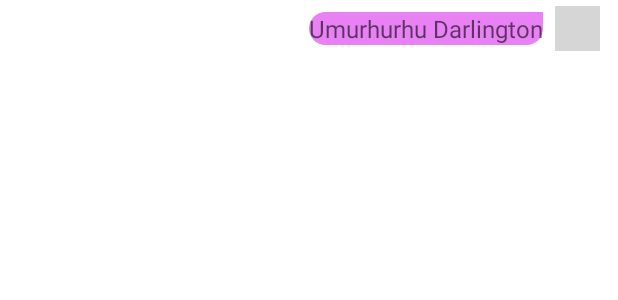
After one commit to Laurentdarl/Lets-Chat, an Android app: the layout right_chat.xml on its own in the app's theme, with its tools: preview values and no code run, on a phone screen of 412 x 824 dp. The commit adds this screen. Shown: the top 300 px of the screen. Run offline under Robolectric (Android 15) with nearby library versions, the phone set to English and light mode, and no system bars; grey boxes are pictures that could not be loaded.

Commit message:
Add Chat functionality.

```diff
--- a/app/build.gradle
+++ b/app/build.gradle
@@ -6,6 +6,7 @@ plugins {
     id 'androidx.navigation.safeargs'
     id 'com.google.firebase.crashlytics'
 }
+apply plugin: 'kotlin-android'
 
 android {
     compileSdk 31
@@ -77,7 +78,7 @@ dependencies {
 
 //  Glide dependency
     implementation 'com.github.bumptech.glide:glide:4.12.0'
-    annotationProcessor 'com.github.bumptech.glide:compiler:4.12.0'
+    kapt 'com.github.bumptech.glide:compiler:4.12.0'
 
     //  Circular image view library
     implementation 'de.hdodenhof:circleimageview:3.1.0'
@@ -105,4 +106,6 @@ dependencies {
 
     // Add the Firebase Crashlytics SDK.
     implementation 'com.google.firebase:firebase-crashlytics:18.2.5'
+    implementation "androidx.core:core-ktx:+"
+    implementation "org.jetbrains.kotlin:kotlin-stdlib-jdk7:$kotlin_version"
 }
--- a/app/src/main/AndroidManifest.xml
+++ b/app/src/main/AndroidManifest.xml
@@ -3,6 +3,7 @@
     package="com.laurentdarl.letschatapplication">
 
     <uses-permission android:name="android.permission.INTERNET" />
+    <uses-permission android:name="android.permission.READ_EXTERNAL_STORAGE" />
 
     <application
         android:allowBackup="true"
--- /dev/null
+++ b/app/src/main/res/drawable/chat_left_msg.xml
@@ -0,0 +1,5 @@
+<?xml version="1.0" encoding="utf-8"?>
+<shape xmlns:android="http://schemas.android.com/apk/res/android">
+  <solid android:color="#F4D9D9" />
+  <corners android:topLeftRadius="0dp" android:bottomLeftRadius="15dp" android:bottomRightRadius="15dp" android:topRightRadius="15dp" />
+</shape>
--- /dev/null
+++ b/app/src/main/res/drawable/chat_right_msg.xml
@@ -0,0 +1,5 @@
+<?xml version="1.0" encoding="utf-8"?>
+<shape xmlns:android="http://schemas.android.com/apk/res/android">
+  <solid android:color="#E881F4" />
+  <corners android:topLeftRadius="15dp" android:bottomLeftRadius="15dp" android:bottomRightRadius="15dp" android:topRightRadius="0dp" />
+</shape>
--- /dev/null
+++ b/app/src/main/res/drawable/ic_emoji.xml
@@ -0,0 +1,5 @@
+<vector android:height="24dp" android:tint="#000000"
+    android:viewportHeight="24" android:viewportWidth="24"
+    android:width="24dp" xmlns:android="http://schemas.android.com/apk/res/android">
+    <path android:fillColor="@android:color/white" android:pathData="M11.99,2C6.47,2 2,6.48 2,12s4.47,10 9.99,10C17.52,22 22,17.52 22,12S17.52,2 11.99,2zM12,20c-4.42,0 -8,-3.58 -8,-8s3.58,-8 8,-8 8,3.58 8,8 -3.58,8 -8,8zM15.5,11c0.83,0 1.5,-0.67 1.5,-1.5S16.33,8 15.5,8 14,8.67 14,9.5s0.67,1.5 1.5,1.5zM8.5,11c0.83,0 1.5,-0.67 1.5,-1.5S9.33,8 8.5,8 7,8.67 7,9.5 7.67,11 8.5,11zM12,17.5c2.33,0 4.31,-1.46 5.11,-3.5L6.89,14c0.8,2.04 2.78,3.5 5.11,3.5z"/>
+</vector>
--- /dev/null
+++ b/app/src/main/res/drawable/ic_send.xml
@@ -0,0 +1,5 @@
+<vector android:autoMirrored="true" android:height="24dp"
+    android:tint="#FFFEFE" android:viewportHeight="24"
+    android:viewportWidth="24" android:width="24dp" xmlns:android="http://schemas.android.com/apk/res/android">
+    <path android:fillColor="@android:color/white" android:pathData="M2.01,21L23,12 2.01,3 2,10l15,2 -15,2z"/>
+</vector>
--- /dev/null
+++ b/app/src/main/res/drawable/send_bg.xml
@@ -0,0 +1,5 @@
+<?xml version="1.0" encoding="utf-8"?>
+<shape xmlns:android="http://schemas.android.com/apk/res/android"  android:shape="oval">
+    <corners android:radius="50dp" />
+    <solid android:color="#93FB36" />
+</shape>
--- /dev/null
+++ b/app/src/main/res/layout/right_chat.xml
@@ -0,0 +1,48 @@
+<?xml version="1.0" encoding="utf-8"?>
+<FrameLayout xmlns:android="http://schemas.android.com/apk/res/android"
+    xmlns:app="http://schemas.android.com/apk/res-auto"
+    xmlns:tools="http://schemas.android.com/tools"
+    android:orientation="horizontal"
+    android:fitsSystemWindows="true"
+    android:padding="4dp"
+    android:layout_width="match_parent"
+    android:layout_height="wrap_content">
+
+    <androidx.constraintlayout.widget.ConstraintLayout
+        android:layout_width="match_parent"
+        android:layout_height="wrap_content">
+
+        <de.hdodenhof.circleimageview.CircleImageView
+            android:id="@+id/chat_prof_img"
+            android:layout_width="30dp"
+            android:layout_height="30dp"
+            android:scaleType="centerCrop"
+            android:src="@drawable/ic_profile24"
+            app:civ_border_color="@color/colorAccent"
+            app:civ_border_width="1dp"
+            android:layout_marginEnd="8dp"
+            app:layout_constraintBottom_toBottomOf="parent"
+            app:layout_constraintEnd_toEndOf="parent"
+            app:layout_constraintTop_toTopOf="parent" />
+
+        <TextView
+            android:id="@+id/chat_user_name"
+            android:layout_width="wrap_content"
+            android:layout_height="wrap_content"
+            android:hint="Umurhurhu Darlington"
+            android:background="@drawable/chat_right_msg"
+            android:layout_marginEnd="8dp"
+            android:maxWidth="250dp"
+            android:textColor="#FB0808"
+            android:textSize="16sp"
+            app:layout_constraintBottom_toBottomOf="@+id/chat_prof_img"
+            app:layout_constraintEnd_toStartOf="@+id/chat_prof_img"
+            app:layout_constraintTop_toTopOf="@+id/chat_prof_img" />
+    </androidx.constraintlayout.widget.ConstraintLayout>
+
+    <View
+        android:layout_width="match_parent"
+        android:layout_height="0dp" />
+
+
+</FrameLayout>
--- a/build.gradle
+++ b/build.gradle
@@ -1,5 +1,6 @@
 // Top-level build file where you can add configuration options common to all sub-projects/modules.
 buildscript {
+    ext.kotlin_version = '1.6.10'
     repositories {
         google()
         mavenCentral()
@@ -12,6 +13,7 @@ buildscript {
         classpath 'com.google.gms:google-services:4.3.10'
         classpath "com.android.tools.build:gradle:7.0.2"
         classpath "org.jetbrains.kotlin:kotlin-gradle-plugin:1.5.31"
+        classpath "org.jetbrains.kotlin:kotlin-gradle-plugin:$kotlin_version"
 
         // NOTE: Do not place your application dependencies here; they belong
         // in the individual module build.gradle files
```
Also changed, not shown: app/src/main/java/com/laurentdarl/letschatapplication/data/adapters/ChatAdapter.kt (added, +68 -0 lines), app/src/main/java/com/laurentdarl/letschatapplication/data/adapters/UserAdapter.kt (renamed from app/src/main/java/com/laurentdarl/letschatapplication/data/models/adapters/ChatAdapter.kt, +21 -4 lines), app/src/main/java/com/laurentdarl/letschatapplication/data/models/Chat.kt (added, +9 -0 lines), app/src/main/java/com/laurentdarl/letschatapplication/data/models/User.kt (+5 -16 lines), app/src/main/java/com/laurentdarl/letschatapplication/presentation/fragments/chat/ChatsFragment.kt (added, +130 -0 lines), app/src/main/java/com/laurentdarl/letschatapplication/presentation/fragments/home/ChatFragment.kt (+20 -15 lines), app/src/main/res/drawable/et_send_bg.xml (added, +7 -0 lines), app/src/main/res/layout/fragment_chats.xml (added, +90 -0 lines), app/src/main/res/layout/left_chat.xml (added, +47 -0 lines), app/src/main/res/navigation/nav_graph.xml (+21 -2 lines).
